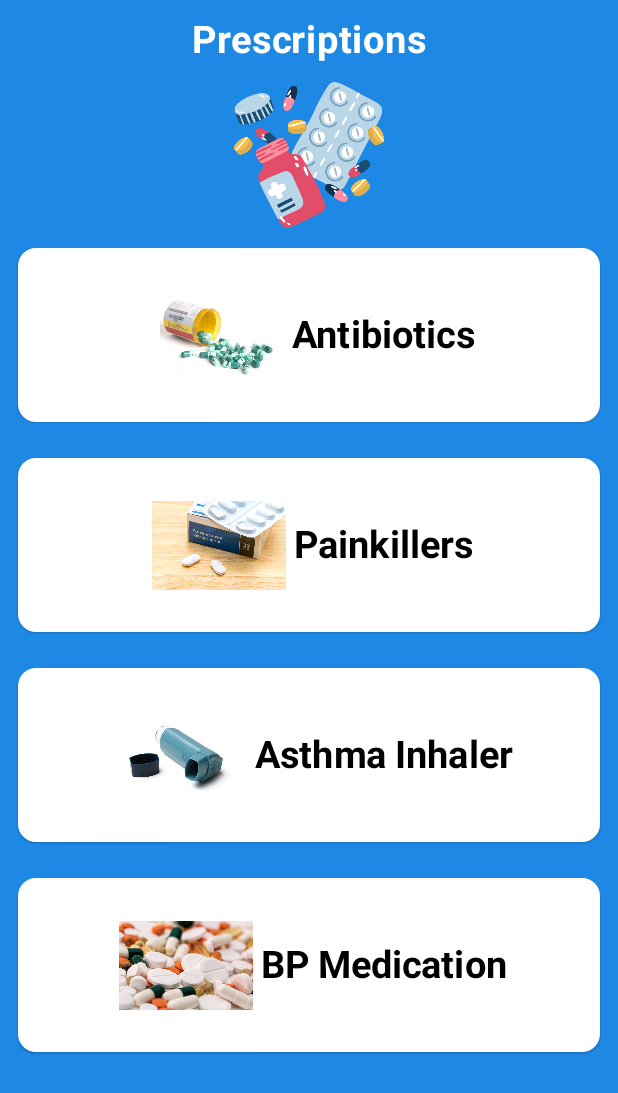
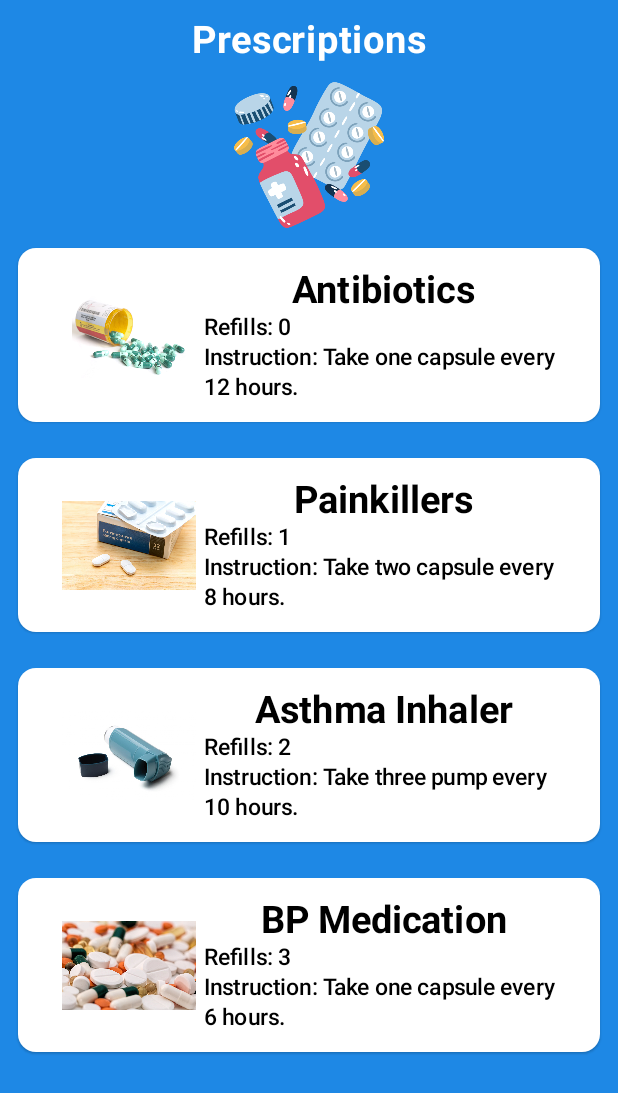
Before and after one commit to Rezwan192/GoHealth, an Android app built with Jetpack Compose: the prescription screen opened through its navigation route, on a phone screen of 412 x 824 dp. Shown: the top 1093 px of the screen. Run offline under Robolectric (Android 15) with nearby library versions, the phone set to English and light mode, and no system bars.

Commit message:
Added prescription details to PrescriptionScreen.kt

```diff
--- a/app/src/main/java/com/example/gohealth/patient/PrescriptionScreen.kt
+++ b/app/src/main/java/com/example/gohealth/patient/PrescriptionScreen.kt
@@ -84,6 +84,18 @@ fun PrescriptionList(navController: NavHostController) {
                             fontSize = 25.sp,
                             fontWeight = FontWeight.Bold
                         )
+                        Column(horizontalAlignment = Alignment.Start) {
+                            Text(
+                                text = "Refills: 0",
+                                color = colorResource(id = R.color.black),
+                                fontSize = 15.sp,
+                            )
+                            Text(
+                                text = "Instruction: Take one capsule every 12 hours.",
+                                color = colorResource(id = R.color.black),
+                                fontSize = 15.sp,
+                            )
+                        }
                     }
                 }
             }
@@ -117,6 +129,18 @@ fun PrescriptionList(navController: NavHostController) {
                             fontSize = 25.sp,
                             fontWeight = FontWeight.Bold
                         )
+                        Column(horizontalAlignment = Alignment.Start) {
+                            Text(
+                                text = "Refills: 1",
+                                color = colorResource(id = R.color.black),
+                                fontSize = 15.sp,
+                            )
+                            Text(
+                                text = "Instruction: Take two capsule every 8 hours.",
+                                color = colorResource(id = R.color.black),
+                                fontSize = 15.sp,
+                            )
+                        }
                     }
                 }
             }
@@ -151,6 +175,18 @@ fun PrescriptionList(navController: NavHostController) {
                             fontSize = 25.sp,
                             fontWeight = FontWeight.Bold
                         )
+                        Column(horizontalAlignment = Alignment.Start) {
+                            Text(
+                                text = "Refills: 2",
+                                color = colorResource(id = R.color.black),
+                                fontSize = 15.sp,
+                            )
+                            Text(
+                                text = "Instruction: Take three pump every 10 hours.",
+                                color = colorResource(id = R.color.black),
+                                fontSize = 15.sp,
+                            )
+                        }
                     }
                 }
             }
@@ -184,6 +220,18 @@ fun PrescriptionList(navController: NavHostController) {
                             fontSize = 25.sp,
                             fontWeight = FontWeight.Bold
                         )
+                        Column(horizontalAlignment = Alignment.Start) {
+                            Text(
+                                text = "Refills: 3",
+                                color = colorResource(id = R.color.black),
+                                fontSize = 15.sp,
+                            )
+                            Text(
+                                text = "Instruction: Take one capsule every 6 hours.",
+                                color = colorResource(id = R.color.black),
+                                fontSize = 15.sp,
+                            )
+                        }
                     }
                 }
             }
```
